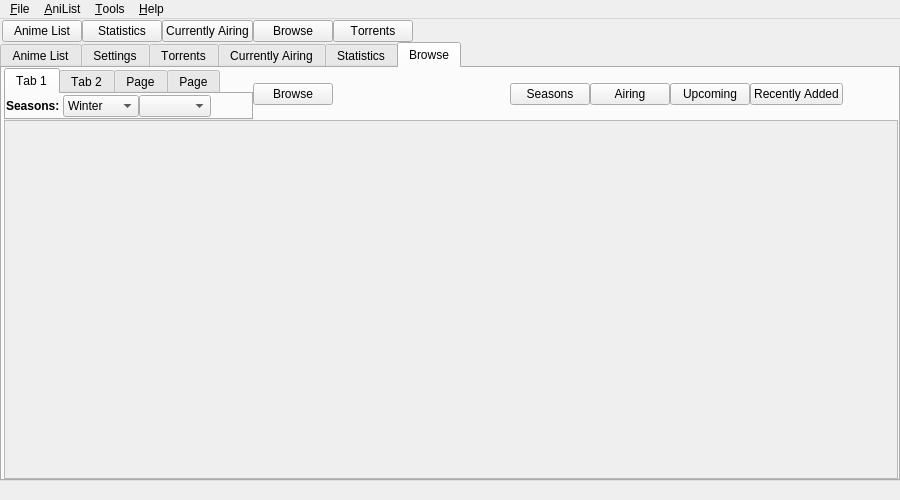
The window that src/gui/mainwindow.ui (killmaster/Shinjiru) describes before a commit, drawn with Qt 5.
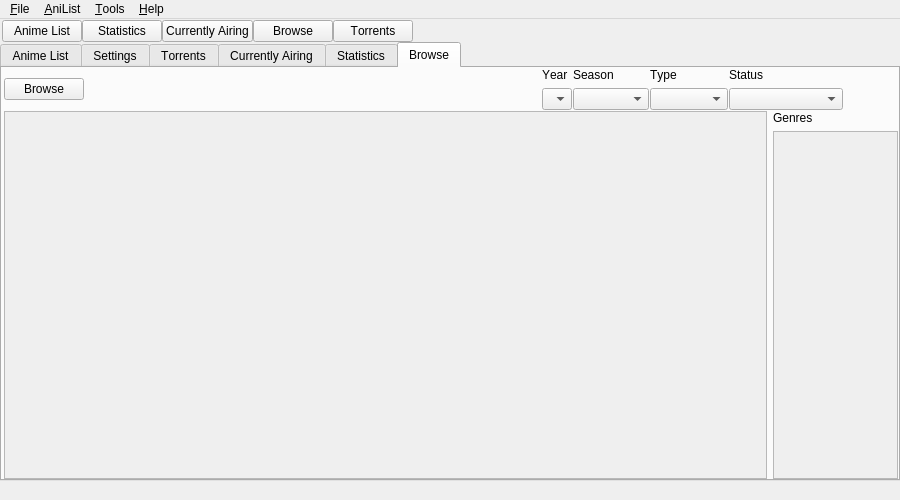
The same window after the commit. The open tabs and pages were chosen to show the change.

Commit message: Move over to new genre API

What changed in the file:
```diff
--- a/src/gui/mainwindow.ui
+++ b/src/gui/mainwindow.ui
@@ -1139,7 +1139,7 @@
        <attribute name="title">
         <string>Browse</string>
        </attribute>
-       <layout class="QVBoxLayout" name="verticalLayout_8" stretch="1,9">
+       <layout class="QVBoxLayout" name="verticalLayout_8">
         <property name="spacing">
          <number>0</number>
         </property>
@@ -1169,9 +1169,9 @@
             <height>0</height>
            </size>
           </property>
-          <layout class="QVBoxLayout" name="verticalLayout_13">
+          <layout class="QHBoxLayout" name="horizontalLayout_11">
            <property name="spacing">
-            <number>0</number>
+            <number>1</number>
            </property>
            <property name="leftMargin">
             <number>0</number>
@@ -1183,275 +1183,191 @@
             <number>0</number>
            </property>
            <property name="bottomMargin">
-            <number>0</number>
+            <number>1</number>
            </property>
            <item>
-            <layout class="QHBoxLayout" name="horizontalLayout_11">
-             <property name="spacing">
-              <number>0</number>
+            <widget class="QPushButton" name="browseButton">
+             <property name="text">
+              <string>Browse</string>
              </property>
+            </widget>
+           </item>
+           <item>
+            <spacer name="horizontalSpacer_11">
+             <property name="orientation">
+              <enum>Qt::Horizontal</enum>
+             </property>
+             <property name="sizeHint" stdset="0">
+              <size>
+               <width>496</width>
+               <height>20</height>
+              </size>
+             </property>
+            </spacer>
+           </item>
+           <item>
+            <layout class="QVBoxLayout" name="verticalLayout_15">
              <item>
-              <widget class="QTabWidget" name="browseTabs">
-               <property name="sizePolicy">
-                <sizepolicy hsizetype="Expanding" vsizetype="Minimum">
-                 <horstretch>0</horstretch>
-                 <verstretch>0</verstretch>
-                </sizepolicy>
+              <widget class="QLabel" name="label_5">
+               <property name="text">
+                <string>Year</string>
                </property>
-               <property name="currentIndex">
-                <number>0</number>
-               </property>
-               <widget class="QWidget" name="tab_6">
-                <attribute name="title">
-                 <string>Tab 1</string>
-                </attribute>
-                <layout class="QHBoxLayout" name="horizontalLayout_14">
-                 <property name="spacing">
-                  <number>0</number>
-                 </property>
-                 <property name="leftMargin">
-                  <number>0</number>
-                 </property>
-                 <property name="topMargin">
-                  <number>0</number>
-                 </property>
-                 <property name="rightMargin">
-                  <number>0</number>
-                 </property>
-                 <property name="bottomMargin">
-                  <number>0</number>
-                 </property>
-                 <item>
-                  <widget class="QLabel" name="label_6">
-                   <property name="font">
-                    <font>
-                     <weight>75</weight>
-                     <bold>true</bold>
-                    </font>
-                   </property>
-                   <property name="text">
-                    <string>Seasons: </string>
-                   </property>
-                  </widget>
-                 </item>
-                 <item>
-                  <widget class="QComboBox" name="comboSeason">
-                   <item>
-                    <property name="text">
-                     <string>Winter</string>
-                    </property>
-                   </item>
-                   <item>
-                    <property name="text">
-                     <string>Spring</string>
-                    </property>
-                   </item>
-                   <item>
-                    <property name="text">
-                     <string>Summer</string>
-                    </property>
-                   </item>
-                   <item>
-                    <property name="text">
-                     <string>Fall</string>
-                    </property>
-                   </item>
-                  </widget>
-                 </item>
-                 <item>
-                  <widget class="QComboBox" name="comboYear"/>
-                 </item>
-                 <item>
-                  <spacer name="horizontalSpacer_6">
-                   <property name="orientation">
-                    <enum>Qt::Horizontal</enum>
-                   </property>
-                   <property name="sizeHint" stdset="0">
-                    <size>
-                     <width>40</width>
-                     <height>20</height>
-                    </size>
-                   </property>
-                  </spacer>
-                 </item>
-                </layout>
-               </widget>
-               <widget class="QWidget" name="tab_7">
-                <attribute name="title">
-                 <string>Tab 2</string>
-                </attribute>
-                <layout class="QHBoxLayout" name="horizontalLayout_15">
-                 <property name="spacing">
-                  <number>0</number>
-                 </property>
-                 <property name="leftMargin">
-                  <number>0</number>
-                 </property>
-                 <property name="topMargin">
-                  <number>0</number>
-                 </property>
-                 <property name="rightMargin">
-                  <number>0</number>
-                 </property>
-                 <property name="bottomMargin">
-                  <number>0</number>
-                 </property>
-                 <item>
-                  <widget class="QLabel" name="label_7">
-                   <property name="font">
-                    <font>
-                     <weight>75</weight>
-                     <bold>true</bold>
-                    </font>
-                   </property>
-                   <property name="text">
-                    <string>Airing:</string>
-                   </property>
-                  </widget>
-                 </item>
-                </layout>
-               </widget>
-               <widget class="QWidget" name="tab_8">
-                <attribute name="title">
-                 <string>Page</string>
-                </attribute>
-                <layout class="QHBoxLayout" name="horizontalLayout_16">
-                 <property name="spacing">
-                  <number>0</number>
-                 </property>
-                 <property name="leftMargin">
-                  <number>0</number>
-                 </property>
-                 <property name="topMargin">
-                  <number>0</number>
-                 </property>
-                 <property name="rightMargin">
-                  <number>0</number>
-                 </property>
-                 <property name="bottomMargin">
-                  <number>0</number>
-                 </property>
-                 <item>
-                  <widget class="QLabel" name="label_8">
-                   <property name="font">
-                    <font>
-                     <weight>75</weight>
-                     <bold>true</bold>
-                    </font>
-                   </property>
-                   <property name="text">
-                    <string>Upcoming:</string>
-                   </property>
-                  </widget>
-                 </item>
-                </layout>
-               </widget>
-               <widget class="QWidget" name="tab_9">
-                <attribute name="title">
-                 <string>Page</string>
-                </attribute>
-                <layout class="QHBoxLayout" name="horizontalLayout_17">
-                 <property name="spacing">
-                  <number>0</number>
-                 </property>
-                 <property name="leftMargin">
-                  <number>0</number>
-                 </property>
-                 <property name="topMargin">
-                  <number>0</number>
-                 </property>
-                 <property name="rightMargin">
-                  <number>0</number>
-                 </property>
-                 <property name="bottomMargin">
-                  <number>0</number>
-                 </property>
-                 <item>
-                  <widget class="QLabel" name="label_9">
-                   <property name="font">
-                    <font>
-                     <weight>75</weight>
-                     <bold>true</bold>
-                    </font>
-                   </property>
-                   <property name="text">
-                    <string>Recently Added:</string>
-                   </property>
-                  </widget>
-                 </item>
-                </layout>
-               </widget>
               </widget>
              </item>
              <item>
-              <widget class="QPushButton" name="browseButton">
-               <property name="text">
-                <string>Browse</string>
-               </property>
+              <widget class="QComboBox" name="comboYear">
+               <item>
+                <property name="text">
+                 <string/>
+                </property>
+               </item>
               </widget>
              </item>
+            </layout>
+           </item>
+           <item>
+            <layout class="QVBoxLayout" name="verticalLayout_16">
              <item>
-              <spacer name="horizontalSpacer_11">
-               <property name="orientation">
-                <enum>Qt::Horizontal</enum>
+              <widget class="QLabel" name="label_6">
+               <property name="text">
+                <string>Season</string>
                </property>
-               <property name="sizeHint" stdset="0">
-                <size>
-                 <width>40</width>
-                 <height>20</height>
-                </size>
-               </property>
-              </spacer>
+              </widget>
              </item>
              <item>
-              <widget class="QPushButton" name="seasonsButton_2">
-               <property name="text">
-                <string>Seasons</string>
-               </property>
+              <widget class="QComboBox" name="comboSeason">
+               <item>
+                <property name="text">
+                 <string/>
+                </property>
+               </item>
+               <item>
+                <property name="text">
+                 <string>Winter</string>
+                </property>
+               </item>
+               <item>
+                <property name="text">
+                 <string>Spring</string>
+                </property>
+               </item>
+               <item>
+                <property name="text">
+                 <string>Summer</string>
+                </property>
+               </item>
+               <item>
+                <property name="text">
+                 <string>Fall</string>
+                </property>
+               </item>
               </widget>
              </item>
+            </layout>
+           </item>
+           <item>
+            <layout class="QVBoxLayout" name="verticalLayout_17">
              <item>
-              <widget class="QPushButton" name="airingButton_2">
+              <widget class="QLabel" name="label_7">
                <property name="text">
-                <string>Airing</string>
+                <string>Type</string>
                </property>
               </widget>
              </item>
              <item>
-              <widget class="QPushButton" name="upcomingButton">
-               <property name="text">
-                <string>Upcoming</string>
-               </property>
+              <widget class="QComboBox" name="comboType">
+               <item>
+                <property name="text">
+                 <string/>
+                </property>
+               </item>
+               <item>
+                <property name="text">
+                 <string>TV</string>
+                </property>
+               </item>
+               <item>
+                <property name="text">
+                 <string>Movie</string>
+                </property>
+               </item>
+               <item>
+                <property name="text">
+                 <string>Special</string>
+                </property>
+               </item>
+               <item>
+                <property name="text">
+                 <string>OVA</string>
+                </property>
+               </item>
+               <item>
+                <property name="text">
+                 <string>ONA</string>
+                </property>
+               </item>
+               <item>
+                <property name="text">
+                 <string>TV Short</string>
+                </property>
+               </item>
               </widget>
              </item>
+            </layout>
+           </item>
+           <item>
+            <layout class="QVBoxLayout" name="verticalLayout_18">
              <item>
-              <widget class="QPushButton" name="recentButton">
+              <widget class="QLabel" name="label_8">
                <property name="text">
-                <string>Recently Added</string>
+                <string>Status</string>
                </property>
               </widget>
              </item>
              <item>
-              <layout class="QHBoxLayout" name="horizontalLayout_13">
-               <property name="leftMargin">
-                <number>55</number>
-               </property>
-              </layout>
+              <widget class="QComboBox" name="comboStatus">
+               <item>
+                <property name="text">
+                 <string/>
+                </property>
+               </item>
+               <item>
+                <property name="text">
+                 <string>Cancelled</string>
+                </property>
+               </item>
+               <item>
+                <property name="text">
+                 <string>Currently Airing</string>
+                </property>
+               </item>
+               <item>
+                <property name="text">
+                 <string>Finished Airing</string>
+                </property>
+               </item>
+               <item>
+                <property name="text">
+                 <string>Not Yet Aired</string>
+                </property>
+               </item>
+              </widget>
              </item>
             </layout>
            </item>
+           <item>
+            <layout class="QHBoxLayout" name="horizontalLayout_13">
+             <property name="leftMargin">
+              <number>55</number>
+             </property>
+            </layout>
+           </item>
           </layout>
          </widget>
         </item>
         <item>
          <widget class="QWidget" name="widget_2" native="true">
-          <property name="sizePolicy">
-           <sizepolicy hsizetype="Preferred" vsizetype="Expanding">
-            <horstretch>0</horstretch>
-            <verstretch>0</verstretch>
-           </sizepolicy>
-          </property>
-          <layout class="QVBoxLayout" name="verticalLayout_14">
+          <layout class="QHBoxLayout" name="horizontalLayout_14">
            <property name="leftMargin">
             <number>0</number>
            </property>
@@ -1476,8 +1392,8 @@
                  <rect>
                   <x>0</x>
                   <y>0</y>
-                  <width>98</width>
-                  <height>28</height>
+                  <width>755</width>
+                  <height>363</height>
                  </rect>
                 </property>
                </widget>
@@ -1485,6 +1401,67 @@
              </item>
             </layout>
            </item>
+           <item>
+            <layout class="QVBoxLayout" name="verticalLayout_14">
+             <item>
+              <widget class="QLabel" name="label_9">
+               <property name="text">
+                <string>Genres</string>
+               </property>
+              </widget>
+             </item>
+             <item>
+              <widget class="QScrollArea" name="scrollArea_3">
+               <property name="sizePolicy">
+                <sizepolicy hsizetype="Minimum" vsizetype="Expanding">
+                 <horstretch>0</horstretch>
+                 <verstretch>0</verstretch>
+                </sizepolicy>
+               </property>
+               <property name="minimumSize">
+                <size>
+                 <width>125</width>
+                 <height>0</height>
+                </size>
+               </property>
+               <property name="widgetResizable">
+                <bool>true</bool>
+               </property>
+               <widget class="QWidget" name="scrollAreaWidgetContents_2">
+                <property name="geometry">
+                 <rect>
+                  <x>0</x>
+                  <y>0</y>
+                  <width>123</width>
+                  <height>344</height>
+                 </rect>
+                </property>
+                <layout class="QVBoxLayout" name="verticalLayout_20">
+                 <property name="leftMargin">
+                  <number>2</number>
+                 </property>
+                 <property name="topMargin">
+                  <number>1</number>
+                 </property>
+                 <property name="rightMargin">
+                  <number>2</number>
+                 </property>
+                 <property name="bottomMargin">
+                  <number>1</number>
+                 </property>
+                 <item>
+                  <layout class="QVBoxLayout" name="genreList">
+                   <property name="spacing">
+                    <number>1</number>
+                   </property>
+                  </layout>
+                 </item>
+                </layout>
+               </widget>
+              </widget>
+             </item>
+            </layout>
+           </item>
           </layout>
          </widget>
         </item>
```
Left out of the diff: 6 changed lines with no effect on the pictures. The commit also changes 7 other files.
